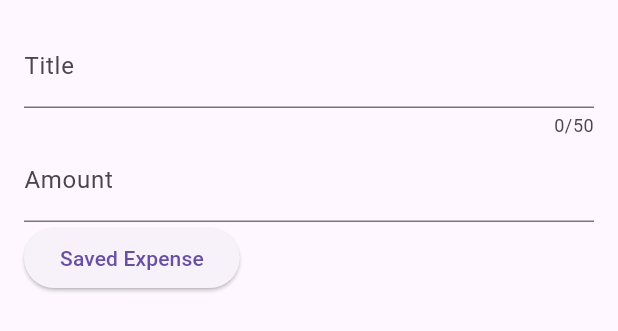
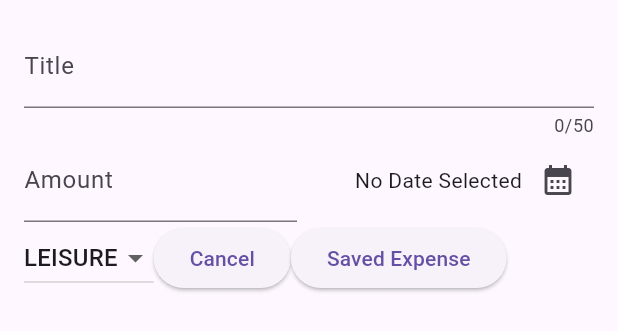
Before and after one commit to yuivan0352/expense_tracker, a Flutter app: the NewExpense widget shown alone on an empty page, opened directly, on a phone screen of 412 x 824 dp. Shown: the top 331 px of the screen. Run offline on Flutter 3.47's test engine with Material 3 defaults, Android fonts, the phone set to English and light mode, and no system bars.

Commit message:
Implemented Date and Category Pickers

```diff
--- a/lib/widgets/expenses.dart
+++ b/lib/widgets/expenses.dart
@@ -1,7 +1,7 @@
 import 'package:expense_tracker/widgets/expenses_list/expenses_list.dart';
 import 'package:expense_tracker/widgets/new_expense.dart';
 import 'package:flutter/material.dart';
-import 'package:expense_tracker/model/expense.dart';
+import 'package:expense_tracker/models/expense.dart';
 
 
 class Expenses extends StatefulWidget{
--- a/lib/widgets/expenses_list/expense_item.dart
+++ b/lib/widgets/expenses_list/expense_item.dart
@@ -1,4 +1,4 @@
-import 'package:expense_tracker/model/expense.dart';
+import 'package:expense_tracker/models/expense.dart';
 import 'package:flutter/material.dart';
 
 class ExpenseItem extends StatelessWidget {
--- a/lib/widgets/expenses_list/expenses_list.dart
+++ b/lib/widgets/expenses_list/expenses_list.dart
@@ -1,6 +1,6 @@
 import 'package:expense_tracker/widgets/expenses_list/expense_item.dart';
 import 'package:flutter/material.dart';
-import 'package:expense_tracker/model/expense.dart';
+import 'package:expense_tracker/models/expense.dart';
 
 class ExpensesList extends StatelessWidget {
   const ExpensesList({super.key, required this.expenses});
--- a/lib/widgets/new_expense.dart
+++ b/lib/widgets/new_expense.dart
@@ -1,4 +1,8 @@
+import 'package:expense_tracker/models/expense.dart';
 import 'package:flutter/material.dart';
+import 'package:intl/intl.dart';
+
+final formatter = DateFormat.yMd();
 
 class NewExpense extends StatefulWidget {
   const NewExpense({super.key});
@@ -12,11 +16,26 @@ class NewExpense extends StatefulWidget {
 class _NewExpenseState extends State<NewExpense> {
   final _titleController = TextEditingController();
   final _amountController = TextEditingController();
+  DateTime? _selectedDate;
+  Category _selectedCategory = Category.leisure;
   @override
   void dispose() {
     _titleController.dispose();
     _amountController.dispose();
     super.dispose();
+  }
+
+  void _presentDatePicker() async{
+    final now  = DateTime.now();
+    final firstDate = DateTime(now.year - 1, now.month, now.day);
+    final pickedDate = await showDatePicker(
+      context: context,
+      initialDate: now,
+      firstDate: firstDate,
+      lastDate: now);
+    setState(() {
+      _selectedDate = pickedDate;
+    });
   }
 
   @override
@@ -44,20 +63,57 @@ class _NewExpenseState extends State<NewExpense> {
                   controller: _amountController,
                   keyboardType: TextInputType.number,
                   decoration: InputDecoration(
-                    prefixText: '\$ ',
+                    prefixText: '\$',
                     label: Text('Amount')
                   ),
                 ),
+              ),
+              const SizedBox(width: 16),
+              Expanded(
+                child: Row(
+                  mainAxisAlignment: MainAxisAlignment.end,
+                  crossAxisAlignment: CrossAxisAlignment.center,
+                  children: [
+                    Text(_selectedDate == null ? 'No Date Selected' : formatter.format(_selectedDate!)),
+                    IconButton(
+                      onPressed: _presentDatePicker,
+                      icon: const Icon(Icons.calendar_month),
+                    ),
+                  ],
+                )
               ),
             ],
           ),
           Row(
             children: [
+              DropdownButton(
+                value: _selectedCategory,
+                items: Category.values.map(
+                  (category) => DropdownMenuItem(
+                    value: category,
+                    child: Text(category.name.toUpperCase(),),),
+                ).toList(),
+                onChanged: (value){
+                  // print(value);
+                  if( value == null)
+                  {
+                    return;
+                  }
+                  setState((){
+                      _selectedCategory = value;
+                  });
+                }
+              ),
+              ElevatedButton(
+                onPressed: () {
+                  Navigator.pop(context);
+                },
+                child: const Text("Cancel"),
+              ),
               ElevatedButton(
                 onPressed: () {
                   print(_titleController.text);
                   print(_amountController.text);
-                  Navigator.pop(context);
                 },
                 child: Text("Saved Expense"),
               ),
```
Also changed, not shown: lib/models/expense.dart (renamed from lib/model/expense.dart).
